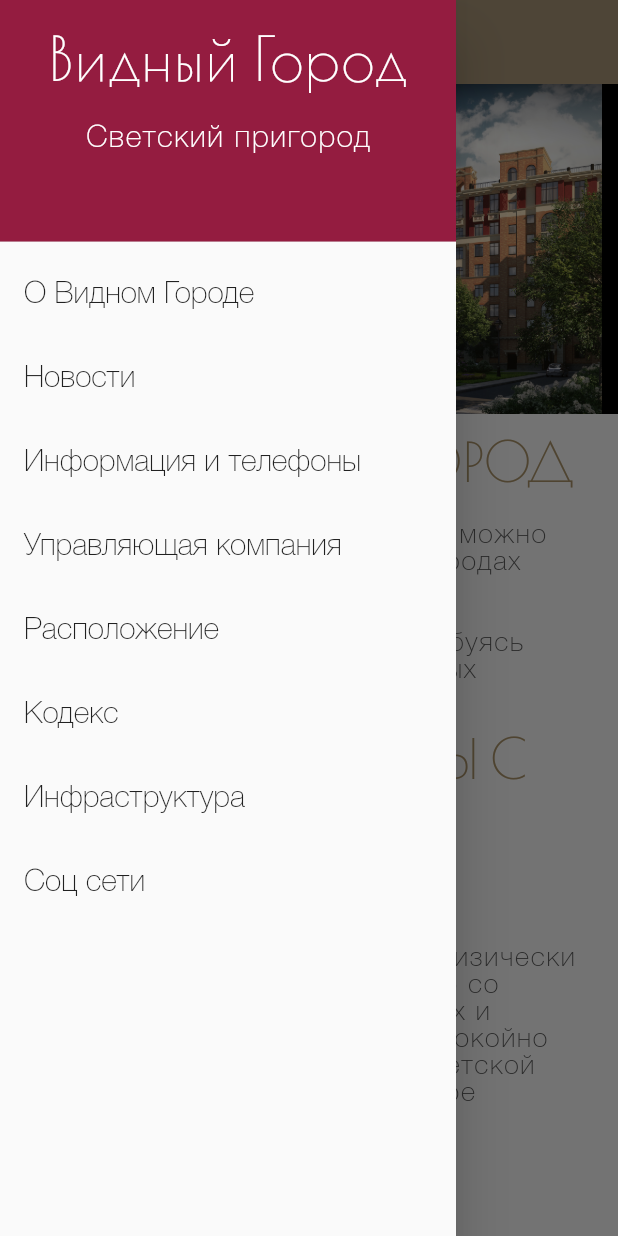
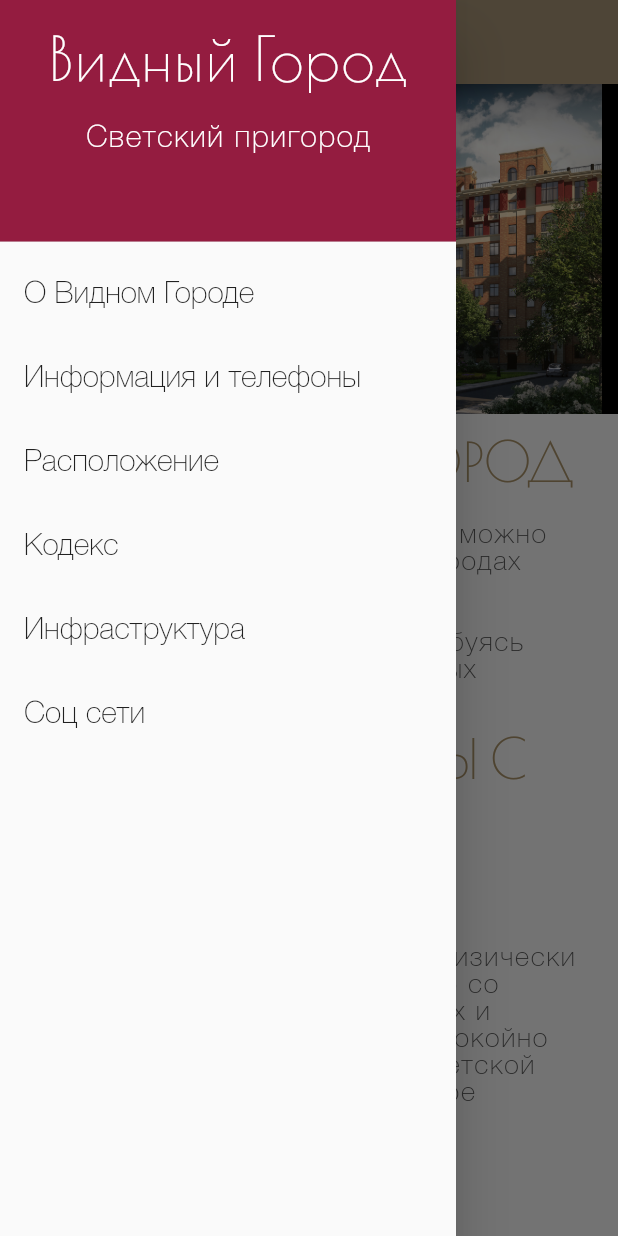
Before and after one commit to pumano/sightly-city, a Flutter app: the screen it shows after launch, with the side drawer open, on a phone screen of 412 x 824 dp. Run offline on Flutter 3.47's test engine with Material 2 defaults, Android fonts, the phone set to English and light mode, and no system bars; drawn by our look-alikes of photo_view; our stand-ins replace flutter_map, flutter_svg, latlong.

Commit message:
refactor(menu): create menu from list

```diff
--- /dev/null
+++ b/lib/models/menu-item.dart
@@ -0,0 +1,9 @@
+class MenuItem {
+  final String name;
+  final String link;
+
+  const MenuItem({
+    this.name,
+    this.link,
+  });
+}
--- a/lib/nav_drawer.dart
+++ b/lib/nav_drawer.dart
@@ -1,7 +1,19 @@
 import 'package:flutter/material.dart';
+import 'package:sightlycity/models/menu-item.dart';
 
 class NavigationDrawer extends StatelessWidget {
   const NavigationDrawer({Key key}) : super(key: key);
+
+  static const List<MenuItem> links = [
+    MenuItem(name: "О Видном Городе", link: '/'),
+    // MenuItem(name: "Новости", link: '/news'),
+    MenuItem(name: "Информация и телефоны", link: '/information'),
+    // MenuItem(name: "Управляющая компания", link: '/servicecompany'),
+    MenuItem(name: "Расположение", link: '/transport'),
+    MenuItem(name: "Кодекс", link: '/rules'),
+    MenuItem(name: "Инфраструктура", link: '/infrastructure'),
+    MenuItem(name: "Соц сети", link: '/socialnetworks'),
+  ];
 
   @override
   Widget build(BuildContext context) {
@@ -48,85 +60,19 @@ class NavigationDrawer extends StatelessWidget {
               color: Color(0xFF941C40),
             ),
           ),
-          ListTile(
-            title: Text('О Видном Городе',
-                style: Theme.of(context).textTheme.subtitle1),
-            onTap: () {
-              // Update the state of the app
-              // ...
-              // Then close the drawer
-              Navigator.popAndPushNamed(context, '/');
-            },
-          ),
-          ListTile(
-            title:
-                Text('Новости', style: Theme.of(context).textTheme.subtitle1),
-            onTap: () {
-              // Update the state of the app
-              // ...
-              // Then close the drawer
-              Navigator.pop(context);
-            },
-          ),
-          ListTile(
-            title: Text('Информация и телефоны',
-                style: Theme.of(context).textTheme.subtitle1),
-            onTap: () {
-              // Update the state of the app
-              // ...
-              // Then close the drawer
-              Navigator.popAndPushNamed(context, '/information');
-            },
-          ),
-          ListTile(
-            title: Text('Управляющая компания',
-                style: Theme.of(context).textTheme.subtitle1),
-            onTap: () {
-              // Update the state of the app
-              // ...
-              // Then close the drawer
-              Navigator.popAndPushNamed(context, '/servicecompany');
-            },
-          ),
-          ListTile(
-            title: Text('Расположение',
-                style: Theme.of(context).textTheme.subtitle1),
-            onTap: () {
-              // Update the state of the app
-              // ...
-              // Then close the drawer
-              Navigator.popAndPushNamed(context, "/transport");
-            },
-          ),
-          ListTile(
-            title: Text('Кодекс', style: Theme.of(context).textTheme.subtitle1),
-            onTap: () {
-              // Update the state of the app
-              // ...
-              // Then close the drawer
-              Navigator.popAndPushNamed(context, "/rules");
-            },
-          ),
-          ListTile(
-            title: Text('Инфраструктура',
-                style: Theme.of(context).textTheme.subtitle1),
-            onTap: () {
-              // Update the state of the app
-              // ...
-              // Then close the drawer
-              Navigator.popAndPushNamed(context, "/infrastructure");
-            },
-          ),
-          ListTile(
-            title:
-                Text('Соц сети', style: Theme.of(context).textTheme.subtitle1),
-            onTap: () {
-              // Update the state of the app
-              // ...
-              // Then close the drawer
-              Navigator.popAndPushNamed(context, "/socialnetworks");
-            },
-          ),
+          ListView.builder(
+              physics: NeverScrollableScrollPhysics(),
+              shrinkWrap: true,
+              itemCount: links.length,
+              itemBuilder: (BuildContext context, int index) {
+                return ListTile(
+                  title: Text(links[index].name,
+                      style: Theme.of(context).textTheme.subtitle1),
+                  onTap: () {
+                    Navigator.popAndPushNamed(context, links[index].link);
+                  },
+                );
+              }),
         ],
       ),
     ));
```
